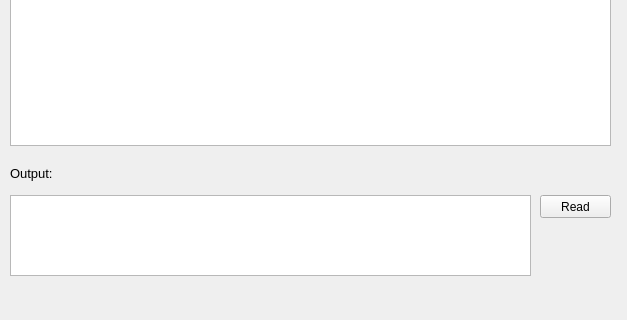
This is RichArduino.ui in JabariBooker/RichArduino as Qt 5 draws it before an edit; both pictures show x 0 to 627 and y 445 to 765 of the 627 by 765 pixel window. The edited form follows.
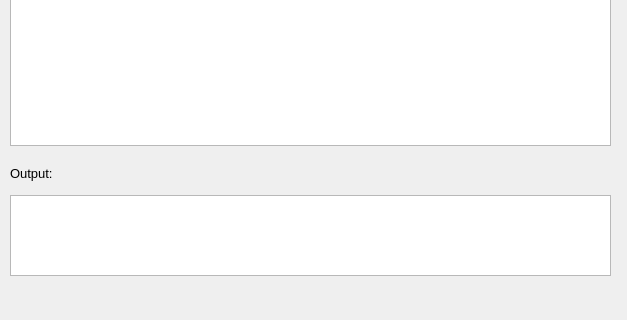
This is the edited form.

Commit message: Removed commented code, print statement, and read functionality. Gave GUI an icon

What changed in the file:
```diff
--- a/RichArduino.ui
+++ b/RichArduino.ui
@@ -67,22 +67,6 @@
     <string>Save .asm</string>
    </property>
   </widget>
-  <widget class="QPushButton" name="read">
-   <property name="geometry">
-    <rect>
-     <x>540</x>
-     <y>640</y>
-     <width>71</width>
-     <height>23</height>
-    </rect>
-   </property>
-   <property name="toolTip">
-    <string>Read in data from RichArduino</string>
-   </property>
-   <property name="text">
-    <string>Read</string>
-   </property>
-  </widget>
   <widget class="QPushButton" name="fileExplore">
    <property name="geometry">
     <rect>
@@ -156,7 +140,7 @@
     <rect>
      <x>10</x>
      <y>640</y>
-     <width>521</width>
+     <width>601</width>
      <height>81</height>
     </rect>
    </property>
```
The commit also changes 8 other files.
